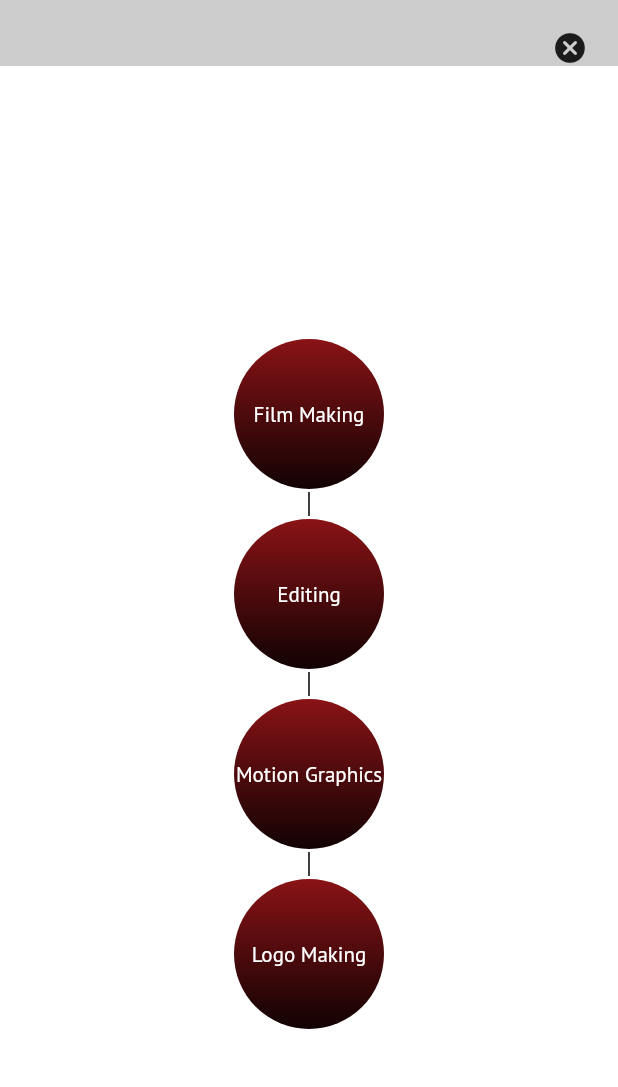
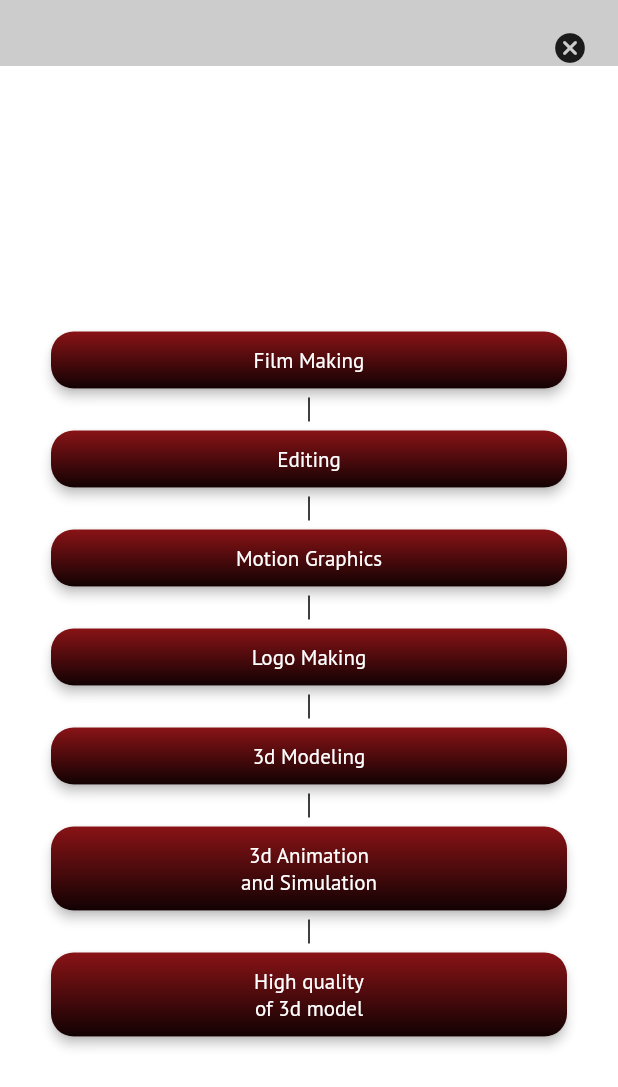
Before and after one commit to VSD01/truly_untold, a Flutter app: the ServicesScreen screen opened directly, on a phone screen of 412 x 824 dp. Shown: the top 1087 px of the screen. Run offline on Flutter 3.47's test engine with Material 2 defaults, Android fonts, the phone set to English and light mode, and no system bars; our stand-ins replace animated_text_kit, cached_network_image, cloud_firestore, firebase_core, firebase_storage, flip_card and 6 more; missing offline and left inert: dart:html, get_ip_address, platform_device_id; accounts and stored records are empty.

Commit message:
all done

```diff
--- a/lib/app/pages/blogs/widget/blogs_widget.dart
+++ b/lib/app/pages/blogs/widget/blogs_widget.dart
@@ -103,7 +103,7 @@ class BlogsWidget extends StatelessWidget {
                                       SliverGridDelegateWithFixedCrossAxisCount(
                                     crossAxisSpacing: 40,
                                     mainAxisSpacing: 40,
-                                    crossAxisCount: 4,
+                                    crossAxisCount: 3,
                                   ),
                                   itemBuilder:
                                       (BuildContext context, int index) {
@@ -175,6 +175,8 @@ class BlogsWidget extends StatelessWidget {
                                           Text(
                                             finalList[index].subtitle,
                                             style: AppTextStyle.grey_17_400,
+                                            maxLines: 2,
+                                            overflow: TextOverflow.ellipsis,
                                           ),
                                         ],
                                       ),
@@ -274,6 +276,7 @@ Widget bigBlogScreen({required List user}) {
           Text(
             user[0].subtitle,
             style: AppTextStyle.white_17_400,
+            maxLines: 2,overflow: TextOverflow.ellipsis,
           ),
           SizedBox(
             height: Get.height * 0.02,
@@ -346,9 +349,13 @@ Widget blogList({required List user}) {
                 child: Column(
                   crossAxisAlignment: CrossAxisAlignment.start,
                   children: [
-                    Text(
-                      user[index].title,
-                      style: AppTextStyle.white_30_700,
+                    FittedBox(
+                      fit:BoxFit.fitWidth,
+
+                      child: Text(
+                        user[index].title,
+                        style: AppTextStyle.white_30_700,
+                      ),
                     ),
                     SizedBox(
                       height : Get.height * 0.01,
@@ -356,6 +363,7 @@ Widget blogList({required List user}) {
                     Text(
                       user[index].subtitle,
                       style: AppTextStyle.white_14_700,
+                      maxLines: 2,overflow: TextOverflow.ellipsis,
                     ),
                     SizedBox(
                       height : Get.height  * 0.02,
--- a/lib/app/pages/services/widget/services_widget.dart
+++ b/lib/app/pages/services/widget/services_widget.dart
@@ -40,7 +40,7 @@ class ServicesWidget extends StatelessWidget {
                                       .openDrawer();
                                 },
                                 child: Icon(Icons.cancel_rounded))),
-                      webContactSection(context),
+                        servicesList(context, item: servicesSlot1),
                         GestureDetector(
                           onTap: () {
                             Get.back();
@@ -51,13 +51,15 @@ class ServicesWidget extends StatelessWidget {
                             color: Colors.transparent,
                           ),
                         ),
-                      webContactSection(context),
+                        servicesList(context, item: servicesSlot2),
                       ],
                     ),
                   )
                 : Row(
                     children: [
-                    Expanded(child: webContactSection(context)),
+                      Expanded(
+                        child: servicesList(context, item: servicesSlot1),
+                      ),
                       Dimens.boxWidth10,
                       Expanded(
                         flex: 2,
@@ -71,7 +73,9 @@ class ServicesWidget extends StatelessWidget {
                         ),
                       ),
                       Dimens.boxWidth10,
-                    Expanded(child: webContactSection(context)),
+                      Expanded(
+                        child: servicesList(context, item: servicesSlot2),
+                      ),
                     ],
                   ),
           ),
@@ -81,38 +85,41 @@ class ServicesWidget extends StatelessWidget {
   }
 }
 
-Widget webContactSection(context) {
+Widget servicesList(context, {required List<String> item}) {
   return Container(
     alignment: Alignment.center,
     height: Get.height,
     width: Get.width,
     color: Colors.white.withOpacity(0.8),
     child: Padding(
-      padding: EdgeInsets.symmetric(
-          horizontal: 30),
+        padding: EdgeInsets.symmetric(horizontal: 30),
         child: ListView.separated(
             shrinkWrap: true,
-          itemBuilder: (BuildContext context, int index){
-        return
-
-          Container(
-          height: 100,
+            itemBuilder: (BuildContext context, int index) {
+              return Card(
+                elevation: 3,
+                shape: RoundedRectangleBorder(borderRadius: BorderRadius.circular(15)),
+                child: Container(
                   alignment: Alignment.center,
-          decoration: BoxDecoration(
+                  decoration:  BoxDecoration(
+                    borderRadius: BorderRadius.circular(15),
                     gradient: LinearGradient(
                         colors: [Color(0xff891316), Color(0xff120203)],
                         begin: Alignment.topCenter,
                         end: Alignment.bottomCenter),
-            shape: BoxShape.circle
                   ),
                   child: Padding(
                     padding: EdgeInsets.all(10),
                     child: Text(
-              servicesSlot1[index],style: AppTextStyle.white_14_700,
+                      item[index],
+                      style: AppTextStyle.white_14_700,
+                      textAlign: TextAlign.center,
+                    ),
                   ),
                 ),
               );
-      }, separatorBuilder: (BuildContext context,int index){
+            },
+            separatorBuilder: (BuildContext context, int index) {
               return SizedBox(
                 height: 20,
                 child: Padding(
@@ -123,14 +130,29 @@ alignment: Alignment.center,
                   ),
                 ),
               );
-      }, itemCount: servicesSlot1.length)
-    ),
+            },
+            itemCount: servicesSlot1.length)),
   );
 }
 
-List<String> servicesSlot1=[
+List<String> servicesSlot1 = [
   'Film Making',
   'Editing',
   'Motion Graphics',
   'Logo Making',
+  '3d Modeling',
+  '3d Animation\nand Simulation',
+  'High quality\nof 3d model',
 ];
+
+List<String> servicesSlot2 = [
+
+  'Content writing',
+  'Web development',
+  'App development',
+  'Graphic designing',
+
+  'Ray fire\nand real flow',
+  'Poster and\nphamplates',
+  'Voice over\nmale and female',
+];
```
Lines whose indentation alone changed are shown as unchanged.
